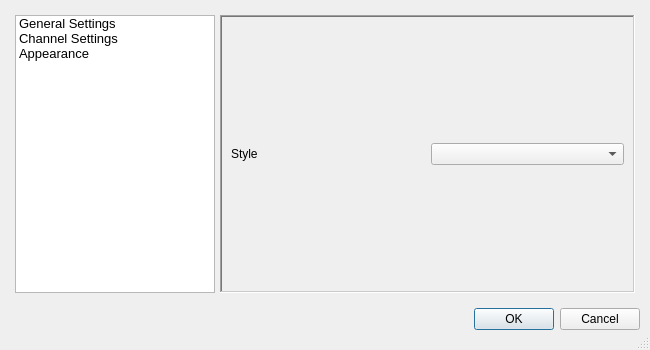
Before: the Qt Designer form gui_preferences.ui in Shub77/phoebetria-code, drawn with Qt 5.
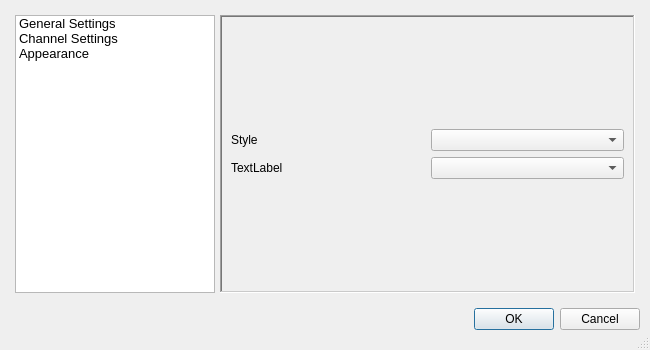
After: the same form once the commit is applied. The open tabs and pages were chosen to show the change. Icons and pictures are not drawn.

What changed in the file:
```diff
--- a/gui_preferences.ui
+++ b/gui_preferences.ui
@@ -375,16 +375,52 @@
        </widget>
        <widget class="QWidget" name="page_appearanceSettings">
         <layout class="QGridLayout" name="gridLayout_6">
-         <item row="0" column="0">
+         <item row="1" column="0">
           <widget class="QLabel" name="lbl_selectStyle">
            <property name="text">
             <string>Style</string>
            </property>
           </widget>
          </item>
-         <item row="0" column="1">
+         <item row="1" column="1">
           <widget class="QComboBox" name="ctrl_style"/>
          </item>
+         <item row="2" column="1">
+          <widget class="QComboBox" name="ctrl_language"/>
+         </item>
+         <item row="2" column="0">
+          <widget class="QLabel" name="lbl_selectLanguage">
+           <property name="text">
+            <string>TextLabel</string>
+           </property>
+          </widget>
+         </item>
+         <item row="4" column="0">
+          <spacer name="verticalSpacer_2">
+           <property name="orientation">
+            <enum>Qt::Vertical</enum>
+           </property>
+           <property name="sizeHint" stdset="0">
+            <size>
+             <width>20</width>
+             <height>40</height>
+            </size>
+           </property>
+          </spacer>
+         </item>
+         <item row="0" column="0">
+          <spacer name="verticalSpacer_3">
+           <property name="orientation">
+            <enum>Qt::Vertical</enum>
+           </property>
+           <property name="sizeHint" stdset="0">
+            <size>
+             <width>20</width>
+             <height>40</height>
+            </size>
+           </property>
+          </spacer>
+         </item>
         </layout>
        </widget>
       </widget>
```
Left out of the diff: 129 changed lines with no effect on the pictures.
